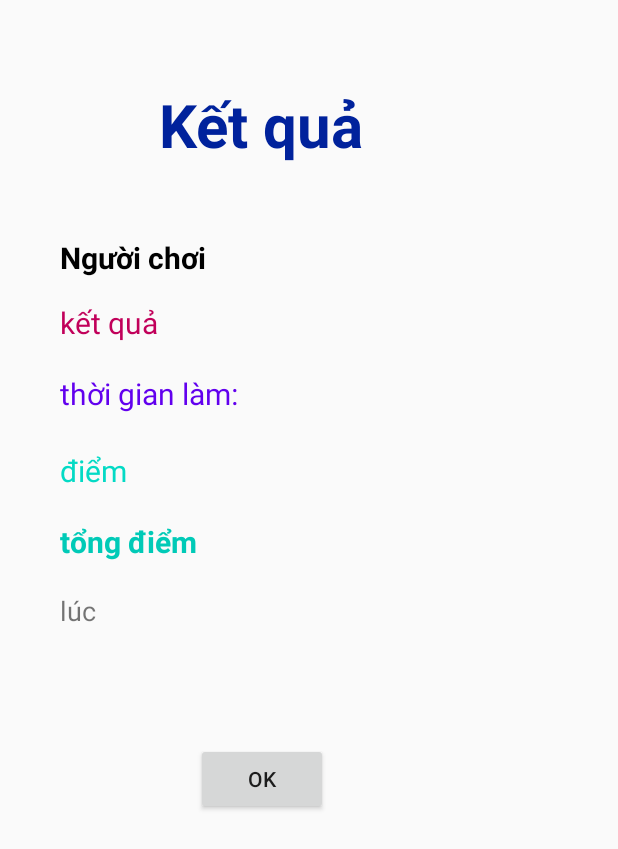
After one commit to manhcuong3092/app_tinh_toan, an Android app: the layout dialog_result.xml on its own in the app's theme, with its tools: preview values and no code run, on a phone screen of 412 x 824 dp. The commit adds this screen. Shown: the top 849 px of the screen. Run offline under Robolectric (Android 15) with nearby library versions, the phone set to English and light mode, and no system bars; network calls fail.

Commit message:
Da them phan xu ly ket qua

```diff
--- a/app/src/main/res/layout/activity_exercise.xml
+++ b/app/src/main/res/layout/activity_exercise.xml
@@ -37,7 +37,7 @@
             android:textSize="30dp" />
 
         <ImageButton
-            android:id="@+id/imageButtonChange"
+            android:id="@+id/imageButtonRetry"
             android:layout_weight="1"
             android:padding="10dp"
             android:layout_width="0dp"
--- /dev/null
+++ b/app/src/main/res/layout/dialog_result.xml
@@ -0,0 +1,113 @@
+<?xml version="1.0" encoding="utf-8"?>
+<androidx.constraintlayout.widget.ConstraintLayout
+    xmlns:android="http://schemas.android.com/apk/res/android"
+    xmlns:app="http://schemas.android.com/apk/res-auto"
+    xmlns:tools="http://schemas.android.com/tools"
+    android:layout_width="350dp"
+    android:layout_height="match_parent">
+
+    <TextView
+        android:textColor="#C1005A"
+        android:id="@+id/textViewResultCount"
+        android:layout_width="wrap_content"
+        android:layout_height="wrap_content"
+        android:layout_marginStart="40dp"
+        android:layout_marginLeft="40dp"
+        android:layout_marginTop="16dp"
+        android:text="kết quả"
+        android:textSize="20dp"
+        app:layout_constraintStart_toStartOf="parent"
+        app:layout_constraintTop_toBottomOf="@+id/textViewNameResult" />
+
+    <TextView
+        android:id="@+id/textView8"
+        android:layout_width="wrap_content"
+        android:layout_height="wrap_content"
+        android:layout_marginTop="56dp"
+        android:text="Kết quả"
+        android:textColor="#00229C"
+        android:textSize="40sp"
+        android:textStyle="bold"
+        app:layout_constraintEnd_toEndOf="parent"
+        app:layout_constraintHorizontal_bias="0.498"
+        app:layout_constraintStart_toStartOf="parent"
+        app:layout_constraintTop_toTopOf="parent" />
+
+    <TextView
+        android:textStyle="bold"
+        android:textColor="#000"
+        android:id="@+id/textViewNameResult"
+        android:layout_width="wrap_content"
+        android:layout_height="wrap_content"
+        android:layout_marginStart="40dp"
+        android:layout_marginLeft="40dp"
+        android:layout_marginTop="48dp"
+        android:text="Người chơi"
+        android:textSize="20sp"
+        app:layout_constraintStart_toStartOf="parent"
+        app:layout_constraintTop_toBottomOf="@+id/textView8" />
+
+    <TextView
+        android:id="@+id/textViewScore"
+        android:layout_width="wrap_content"
+        android:layout_height="wrap_content"
+        android:layout_marginStart="40dp"
+        android:layout_marginLeft="40dp"
+        android:layout_marginTop="24dp"
+        android:text="điểm"
+        android:textColor="@color/colorAccent"
+        android:textSize="20sp"
+        app:layout_constraintStart_toStartOf="parent"
+        app:layout_constraintTop_toBottomOf="@+id/textViewResultTime" />
+
+    <TextView
+        android:id="@+id/textViewUserScore"
+        android:layout_width="wrap_content"
+        android:layout_height="wrap_content"
+        android:layout_marginStart="40dp"
+        android:layout_marginLeft="40dp"
+        android:layout_marginTop="20dp"
+        android:text="tổng điểm"
+        android:textColor="#00CAB7"
+        android:textSize="20sp"
+        android:textStyle="bold"
+        app:layout_constraintStart_toStartOf="parent"
+        app:layout_constraintTop_toBottomOf="@+id/textViewScore" />
+
+    <TextView
+        android:textColor="@color/colorPrimary"
+        android:textSize="20sp"
+        android:id="@+id/textViewResultTime"
+        android:layout_width="wrap_content"
+        android:layout_height="wrap_content"
+        android:layout_marginStart="40dp"
+        android:layout_marginLeft="40dp"
+        android:layout_marginTop="20dp"
+        android:text="thời gian làm:"
+        app:layout_constraintStart_toStartOf="parent"
+        app:layout_constraintTop_toBottomOf="@+id/textViewResultCount" />
+
+    <TextView
+        android:id="@+id/textViewResultDate"
+        android:layout_width="wrap_content"
+        android:layout_height="wrap_content"
+        android:layout_marginStart="40dp"
+        android:layout_marginLeft="40dp"
+        android:layout_marginTop="20dp"
+        android:text="lúc"
+        android:textSize="18sp"
+        app:layout_constraintStart_toStartOf="parent"
+        app:layout_constraintTop_toBottomOf="@+id/textViewUserScore" />
+
+    <Button
+        android:id="@+id/buttonOk"
+        android:layout_width="wrap_content"
+        android:layout_height="wrap_content"
+        android:layout_marginTop="76dp"
+        android:text="OK"
+        app:layout_constraintEnd_toEndOf="parent"
+        app:layout_constraintHorizontal_bias="0.498"
+        app:layout_constraintStart_toStartOf="parent"
+        app:layout_constraintTop_toBottomOf="@+id/textViewResultDate" />
+
+</androidx.constraintlayout.widget.ConstraintLayout>
--- a/app/src/main/res/layout/fragment_home.xml
+++ b/app/src/main/res/layout/fragment_home.xml
@@ -46,7 +46,7 @@
 
             <TextView
                 android:textColor="#03C50B"
-                android:id="@+id/textViewMark"
+                android:id="@+id/textViewScore"
                 android:layout_marginTop="5dp"
                 android:layout_marginLeft="10dp"
                 android:layout_width="match_parent"
```
Also changed, not shown: app/src/main/java/com/learn/tinhtoan/ExerciseActivity.java (+99 -7 lines), app/src/main/java/com/learn/tinhtoan/MainActivity.java (+4 -4 lines), app/src/main/java/com/learn/tinhtoan/fragment/HomeFragment.java (+4 -4 lines).
